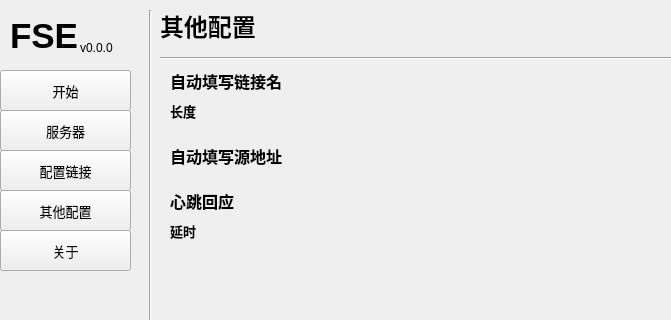
First picture: the form in ui/main.ui, repository LyceenAiro/EazyFrpSetting, before the edit; both pictures show x 0 to 671 and y 0 to 320 of the 800 by 500 pixel window.
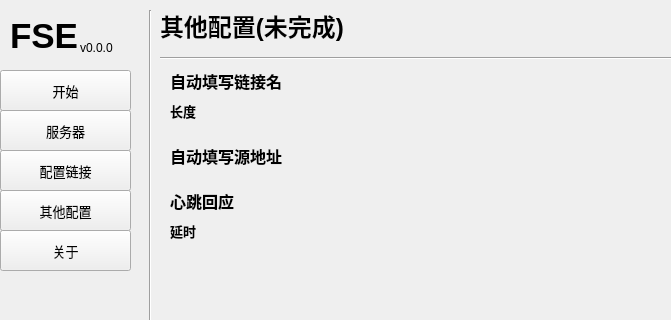
Second picture: the form after the edit.

Commit message: vtest14：小修改同步

```diff
--- a/ui/main.ui
+++ b/ui/main.ui
@@ -519,7 +519,7 @@
        </font>
       </property>
       <property name="text">
-       <string>其他配置</string>
+       <string>其他配置(未完成)</string>
       </property>
      </widget>
      <widget class="QCheckBox" name="auto_address">
```
The commit also changes 2 other files.
